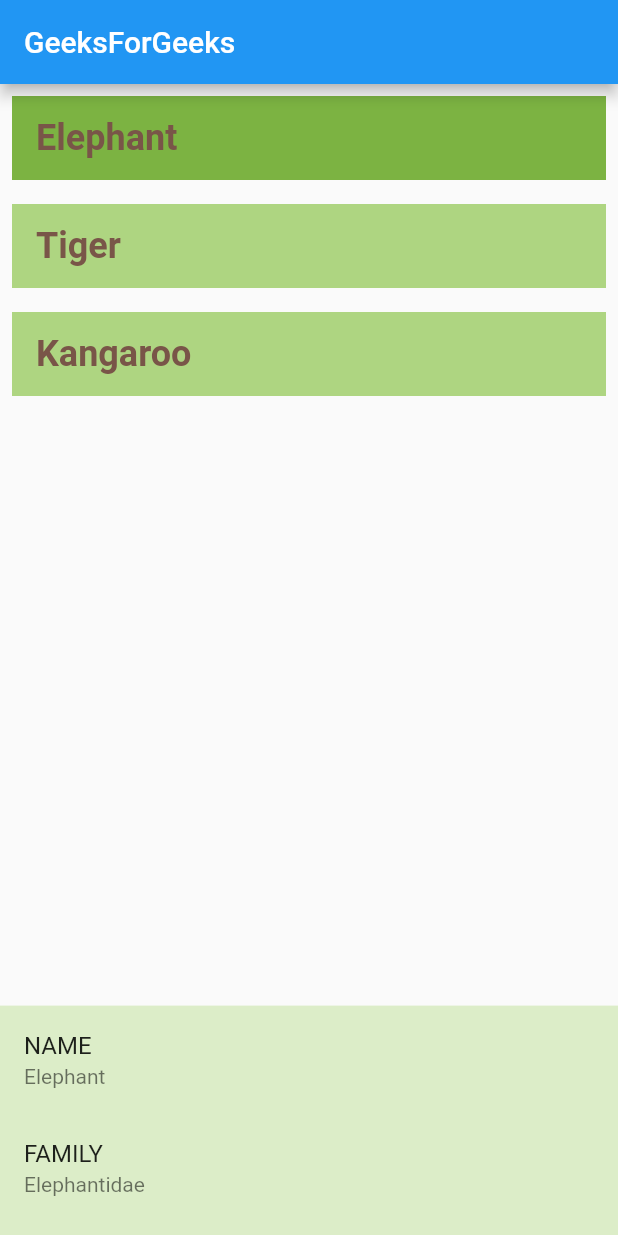
After one commit to dagmawi202/Flutter_draggablescrollsheet, a Flutter app: the HomePage screen opened directly, on a phone screen of 412 x 824 dp. The commit adds this screen. Run offline on Flutter 3.47's test engine with Material 2 defaults, Android fonts, the phone set to English and light mode, and no system bars.

Commit message:
Modified Proj Files

```diff
--- /dev/null
+++ b/lib/testt.dart
@@ -0,0 +1,132 @@
+import 'package:flutter/material.dart';
+
+class MyAppx extends StatelessWidget {
+  // This widget is the root of your application.
+  @override
+  Widget build(BuildContext context) {
+    return MaterialApp(
+      title: 'DraggableScrollableSheet GFG',
+      theme: ThemeData(
+        primarySwatch: Colors.green,
+      ),
+      home: HomePage(),
+    );
+  }
+}
+
+class HomePage extends StatefulWidget {
+  const HomePage({Key? key}) : super(key: key);
+
+  @override
+  _HomePageState createState() => _HomePageState();
+}
+
+class _HomePageState extends State<HomePage> {
+  List<String> animalNames = ['Elephant', 'Tiger', 'Kangaroo'];
+  List<String> animalFamily = ['Elephantidae', 'Panthera', 'Macropodidae'];
+  List<String> animalLifeSpan = ['60-70', '8-10', '15-20'];
+  List<String> animalWeight = ['2700-6000', '90-310', '47-66'];
+  int selectedTile = 0;
+  @override
+  Widget build(BuildContext context) {
+    return Scaffold(
+      appBar: AppBar(
+        title: Text('GeeksForGeeks'),
+      ),
+      body: Container(
+        child: Stack(
+          children: [
+            animalsList(),
+            bottomDetailsSheet(),
+          ],
+        ),
+      ),
+    );
+  }
+
+  Widget animalsList() {
+    return ListView(
+      children: [
+        animalListTile(0, animalNames[0]),
+        animalListTile(1, animalNames[1]),
+        animalListTile(2, animalNames[2]),
+      ],
+    );
+  }
+
+  Widget animalListTile(int index, String animalName) {
+    return Padding(
+      padding: EdgeInsets.all(8.0),
+      child: ListTile(
+        onTap: () {
+          setState(() {
+            selectedTile = index;
+          });
+        },
+        title: Text(
+          animalName,
+          style: TextStyle(
+            color: Colors.brown,
+            fontSize: 24.0,
+            fontWeight: FontWeight.w600,
+          ),
+        ),
+        tileColor: Colors.lightGreen[300],
+        selected: index == selectedTile,
+        selectedTileColor: Colors.lightGreen[600],
+      ),
+    );
+  }
+
+  Widget bottomDetailsSheet() {
+    return DraggableScrollableSheet(
+      initialChildSize: .2,
+      minChildSize: .1,
+      maxChildSize: .6,
+      expand: true,
+      snap: true,
+      builder: (BuildContext context, ScrollController scrollController) {
+        return Container(
+          color: Colors.lightGreen[100],
+          child: ListView(
+            controller: scrollController,
+            children: [
+              ListTile(
+                title: Text(
+                  "NAME",
+                ),
+                subtitle: Text(
+                  animalNames[selectedTile],
+                ),
+              ),
+              ListTile(
+                title: Text(
+                  "FAMILY",
+                ),
+                subtitle: Text(
+                  animalFamily[selectedTile],
+                ),
+              ),
+              ListTile(
+                title: Text(
+                  "LIFESPAN",
+                ),
+                subtitle: Text(
+                  animalLifeSpan[selectedTile],
+                ),
+              ),
+              ListTile(
+                title: Text(
+                  "WEIGHT",
+                ),
+                subtitle: Text(
+                  animalWeight[selectedTile],
+                ),
+              ),
+            ],
+          ),
+        );
+      },
+    );
+  }
+}
--- a/pubspec.yaml
+++ b/pubspec.yaml
@@ -1,4 +1,4 @@
-name: flutter_draggablescrollablesheet
+name: test
 description: A new Flutter project.
 
 # The following line prevents the package from being accidentally published to
@@ -18,7 +18,7 @@ publish_to: 'none' # Remove this line if you wish to publish to pub.dev
 version: 1.0.0+1
 
 environment:
-  sdk: ">=2.17.0-182.2.beta <3.0.0"
+  sdk: ">=2.16.2 <3.0.0"
 
 # Dependencies specify other packages that your package needs in order to work.
 # To automatically upgrade your package dependencies to the latest versions
@@ -49,7 +49,7 @@ dev_dependencies:
 # For information on the generic Dart part of this file, see the
 # following page: https://dart.dev/tools/pub/pubspec
 
-# The following section is specific to Flutter packages.
+# The following section is specific to Flutter.
 flutter:
 
   # The following line ensures that the Material Icons font is
```
Also changed, not shown: lib/comment_sheet.dart (+70 -13 lines), lib/draggableScrollableSheet.dart (deleted, +0 -16 lines), lib/main.dart (+24 -9 lines), lib/main_dev.dart (deleted, +0 -52 lines), pubspec.lock, 21 other files.
